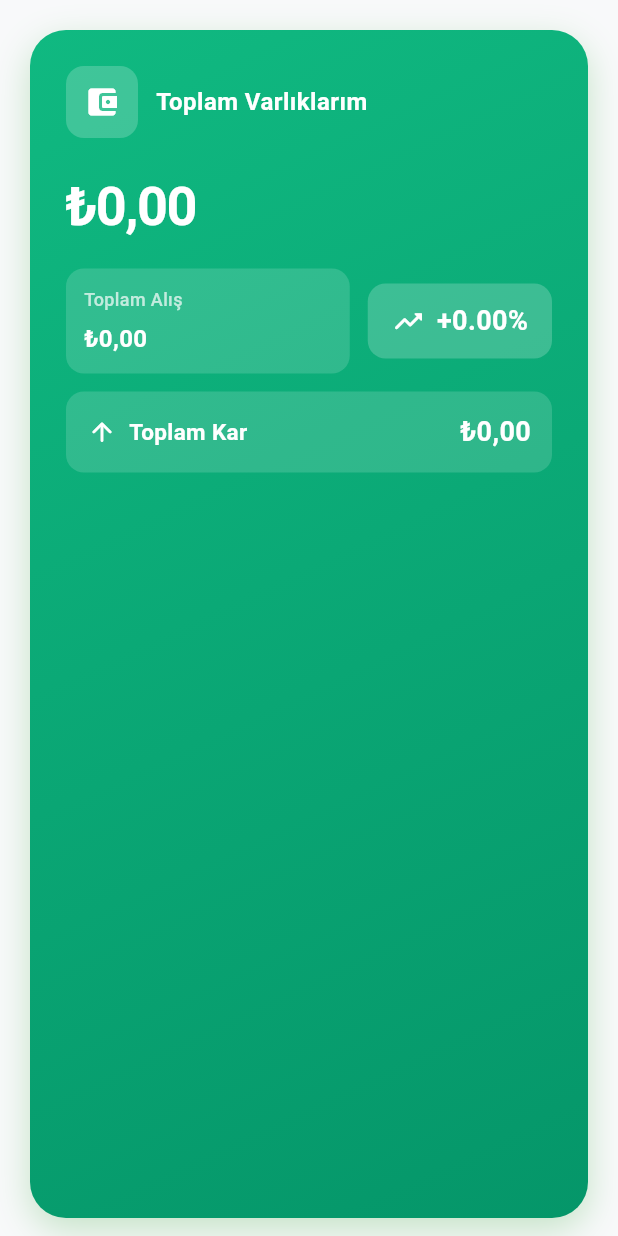
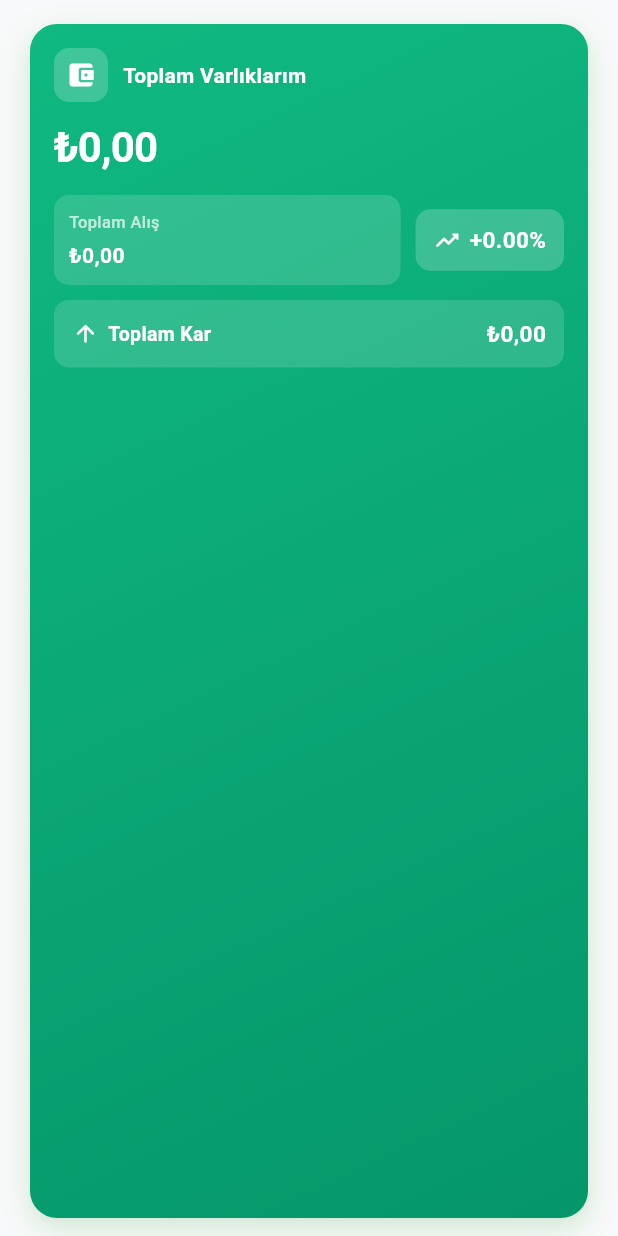
Before and after one commit to fatihap/altin_takip, a Flutter app: the TotalAssetSummary widget shown alone on an empty page, opened directly with empty values, on a phone screen of 412 x 824 dp. Run offline on Flutter 3.47's test engine with Material 3 defaults, Android fonts, the phone set to English and light mode, and no system bars; our stand-ins replace shared_preferences, table_calendar; accounts and stored records are empty; network calls fail.

Commit message:
design revision

```diff
--- a/lib/screens/profile_screen.dart
+++ b/lib/screens/profile_screen.dart
@@ -1,9 +1,5 @@
 import 'package:flutter/material.dart';
-import 'package:provider/provider.dart';
 import '../services/storage_service.dart';
-import '../providers/purchase_provider.dart';
-import '../providers/asset_provider.dart';
-import '../providers/gold_provider.dart';
 import 'purchase_list_screen.dart';
 
 class ProfileScreen extends StatefulWidget {
--- a/lib/widgets/total_asset_summary.dart
+++ b/lib/widgets/total_asset_summary.dart
@@ -34,7 +34,7 @@ class TotalAssetSummary extends StatelessWidget {
     final theme = Theme.of(context);
 
     return Container(
-      margin: const EdgeInsets.fromLTRB(20, 20, 20, 12),
+      margin: const EdgeInsets.fromLTRB(20, 16, 20, 12),
       decoration: BoxDecoration(
         gradient: LinearGradient(
           begin: Alignment.topLeft,
@@ -49,67 +49,67 @@ class TotalAssetSummary extends StatelessWidget {
                   const Color(0xFFDC2626),
                 ],
         ),
-        borderRadius: BorderRadius.circular(24),
+        borderRadius: BorderRadius.circular(18),
         boxShadow: [
           BoxShadow(
-            color: (isProfit ? Colors.green : Colors.red).withOpacity(0.3),
-            blurRadius: 20,
-            offset: const Offset(0, 8),
+            color: (isProfit ? Colors.green : Colors.red).withOpacity(0.25),
+            blurRadius: 15,
+            offset: const Offset(0, 6),
             spreadRadius: 0,
           ),
         ],
       ),
       child: Padding(
-        padding: const EdgeInsets.all(24),
+        padding: const EdgeInsets.all(16),
         child: Column(
           crossAxisAlignment: CrossAxisAlignment.start,
           children: [
             Row(
               children: [
                 Container(
-                  padding: const EdgeInsets.all(12),
+                  padding: const EdgeInsets.all(8),
                   decoration: BoxDecoration(
                     color: Colors.white.withOpacity(0.2),
-                    borderRadius: BorderRadius.circular(12),
+                    borderRadius: BorderRadius.circular(10),
                   ),
                   child: const Icon(
                     Icons.account_balance_wallet_rounded,
                     color: Colors.white,
-                    size: 24,
+                    size: 20,
                   ),
                 ),
-                const SizedBox(width: 12),
+                const SizedBox(width: 10),
                 const Text(
                   'Toplam Varlıklarım',
                   style: TextStyle(
-                    fontSize: 16,
+                    fontSize: 14,
                     fontWeight: FontWeight.w600,
                     color: Colors.white,
-                    letterSpacing: 0.3,
+                    letterSpacing: 0.2,
                   ),
                 ),
               ],
             ),
-            const SizedBox(height: 24),
+            const SizedBox(height: 14),
             Text(
               _formatCurrency(totalCurrentValue),
               style: const TextStyle(
-                fontSize: 36,
+                fontSize: 28,
                 fontWeight: FontWeight.bold,
                 color: Colors.white,
-                letterSpacing: -1,
+                letterSpacing: -0.5,
                 height: 1.2,
               ),
             ),
-            const SizedBox(height: 20),
+            const SizedBox(height: 14),
             Row(
               children: [
                 Expanded(
                   child: Container(
-                    padding: const EdgeInsets.all(12),
+                    padding: const EdgeInsets.all(10),
                     decoration: BoxDecoration(
                       color: Colors.white.withOpacity(0.15),
-                      borderRadius: BorderRadius.circular(12),
+                      borderRadius: BorderRadius.circular(10),
                     ),
                     child: Column(
                       crossAxisAlignment: CrossAxisAlignment.start,
@@ -117,16 +117,16 @@ class TotalAssetSummary extends StatelessWidget {
                         const Text(
                           'Toplam Alış',
                           style: TextStyle(
-                            fontSize: 12,
+                            fontSize: 11,
                             color: Colors.white70,
                             fontWeight: FontWeight.w500,
                           ),
                         ),
-                        const SizedBox(height: 6),
+                        const SizedBox(height: 4),
                         Text(
                           _formatCurrency(totalPurchaseValue),
                           style: const TextStyle(
-                            fontSize: 16,
+                            fontSize: 14,
                             fontWeight: FontWeight.bold,
                             color: Colors.white,
                           ),
@@ -135,12 +135,12 @@ class TotalAssetSummary extends StatelessWidget {
                     ),
                   ),
                 ),
-                const SizedBox(width: 12),
+                const SizedBox(width: 10),
                 Container(
-                  padding: const EdgeInsets.symmetric(horizontal: 16, vertical: 12),
+                  padding: const EdgeInsets.symmetric(horizontal: 12, vertical: 10),
                   decoration: BoxDecoration(
                     color: Colors.white.withOpacity(0.2),
-                    borderRadius: BorderRadius.circular(12),
+                    borderRadius: BorderRadius.circular(10),
                   ),
                   child: Row(
                     mainAxisSize: MainAxisSize.min,
@@ -148,13 +148,13 @@ class TotalAssetSummary extends StatelessWidget {
                       Icon(
                         isProfit ? Icons.trending_up_rounded : Icons.trending_down_rounded,
                         color: Colors.white,
-                        size: 22,
+                        size: 18,
                       ),
-                      const SizedBox(width: 8),
+                      const SizedBox(width: 6),
                       Text(
                         _formatPercentage(totalProfitLossPercentage),
                         style: const TextStyle(
-                          fontSize: 18,
+                          fontSize: 15,
                           fontWeight: FontWeight.bold,
                           color: Colors.white,
                         ),
@@ -164,12 +164,12 @@ class TotalAssetSummary extends StatelessWidget {
                 ),
               ],
             ),
-            const SizedBox(height: 12),
+            const SizedBox(height: 10),
             Container(
-              padding: const EdgeInsets.all(14),
+              padding: const EdgeInsets.all(12),
               decoration: BoxDecoration(
                 color: Colors.white.withOpacity(0.15),
-                borderRadius: BorderRadius.circular(12),
+                borderRadius: BorderRadius.circular(10),
               ),
               child: Row(
                 mainAxisAlignment: MainAxisAlignment.spaceBetween,
@@ -179,13 +179,13 @@ class TotalAssetSummary extends StatelessWidget {
                       Icon(
                         isProfit ? Icons.arrow_upward_rounded : Icons.arrow_downward_rounded,
                         color: Colors.white,
-                        size: 20,
+                        size: 18,
                       ),
-                      const SizedBox(width: 8),
+                      const SizedBox(width: 6),
                       Text(
                         isProfit ? 'Toplam Kar' : 'Toplam Zarar',
                         style: const TextStyle(
-                          fontSize: 15,
+                          fontSize: 13,
                           fontWeight: FontWeight.w600,
                           color: Colors.white,
                         ),
@@ -195,7 +195,7 @@ class TotalAssetSummary extends StatelessWidget {
                   Text(
                     _formatCurrency(totalProfitLoss),
                     style: const TextStyle(
-                      fontSize: 18,
+                      fontSize: 15,
                       fontWeight: FontWeight.bold,
                       color: Colors.white,
                     ),
```
Also changed, not shown: lib/providers/asset_provider.dart (+11 -6 lines), lib/screens/add_purchase_screen.dart (+34 -22 lines), lib/screens/home_screen.dart (+12 -23 lines).
